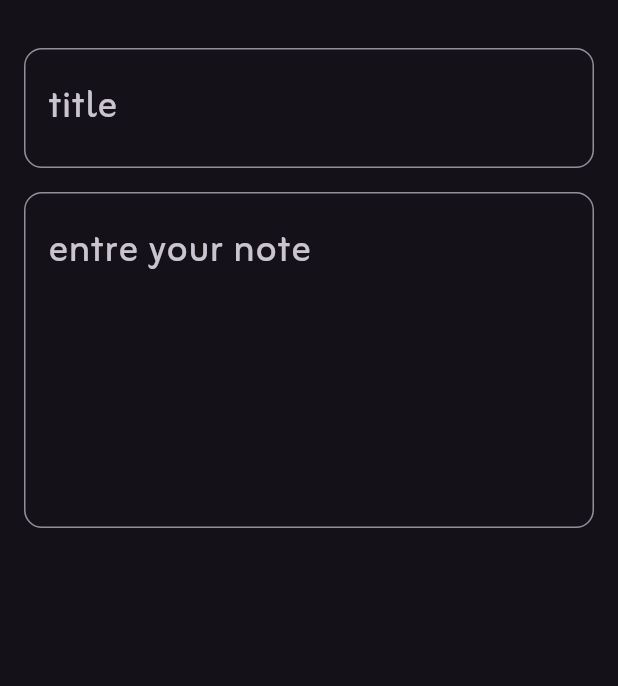
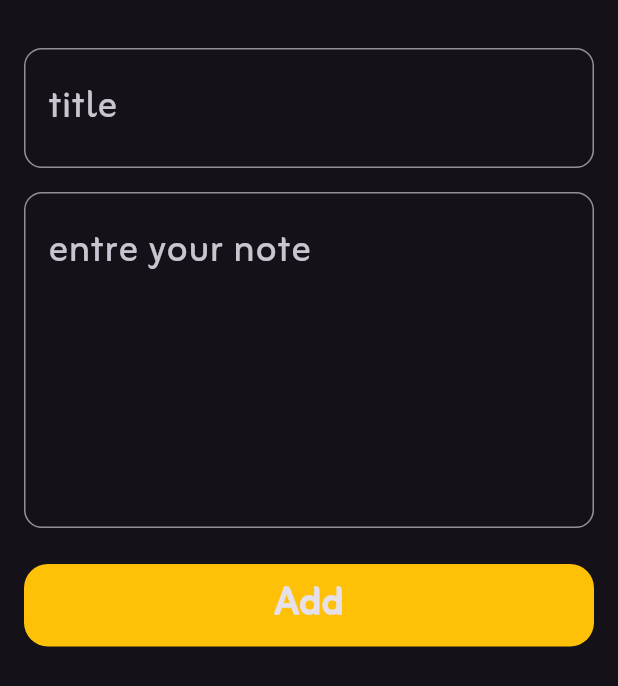
Before and after one commit to belal123456/myNotes, a Flutter app: the BtnSheet widget shown alone on an empty page, opened directly, on a phone screen of 412 x 824 dp. Shown: the top 686 px of the screen. Run offline on Flutter 3.47's test engine with Material 3 defaults, Android fonts, the phone set to English and light mode, and no system bars.

Commit message:
btn sheet save bottom

```diff
--- a/lib/views/notes_view.dart
+++ b/lib/views/notes_view.dart
@@ -19,7 +19,7 @@ class NotesViews extends StatelessWidget {
                   borderRadius: BorderRadius.circular(24)),
               context: context,
               builder: (context) {
-                return BtnSheet();
+                return const BtnSheet();
               });
         },
         child: const Icon(
--- a/lib/views/widgets/ModelbtnSheet.dart
+++ b/lib/views/widgets/ModelbtnSheet.dart
@@ -1,11 +1,13 @@
 import 'package:flutter/material.dart';
+import 'package:notes/views/widgets/sheetbtn.dart';
 
 class BtnSheet extends StatelessWidget {
   const BtnSheet({super.key});
 
   @override
   Widget build(BuildContext context) {
-    return Padding(
+    return SingleChildScrollView(
+      child: Padding(
         padding: const EdgeInsets.symmetric(horizontal: 16),
         child: Column(
           children: [
@@ -36,7 +38,9 @@ class BtnSheet extends StatelessWidget {
                 ),
               ),
             ),
+            const Sheetbtn(),
           ],
+        ),
       ),
     );
   }
--- /dev/null
+++ b/lib/views/widgets/sheetbtn.dart
@@ -0,0 +1,27 @@
+import 'package:flutter/material.dart';
+
+class Sheetbtn extends StatelessWidget {
+  const Sheetbtn({super.key});
+
+  @override
+  Widget build(BuildContext context) {
+    return GestureDetector(
+      onTap: () {
+        print("belal");
+      },
+      child: Container(
+        margin: const EdgeInsets.only(top: 24),
+        width: MediaQuery.of(context).size.width,
+        height: 55,
+        decoration: BoxDecoration(
+            color: Colors.amber, borderRadius: BorderRadius.circular(16)),
+        child: const Center(
+          child: Text(
+            "Add",
+            style: TextStyle(fontSize: 32, fontWeight: FontWeight.bold),
+          ),
+        ),
+      ),
+    );
+  }
+}
```
Lines whose indentation alone changed are shown as unchanged.
